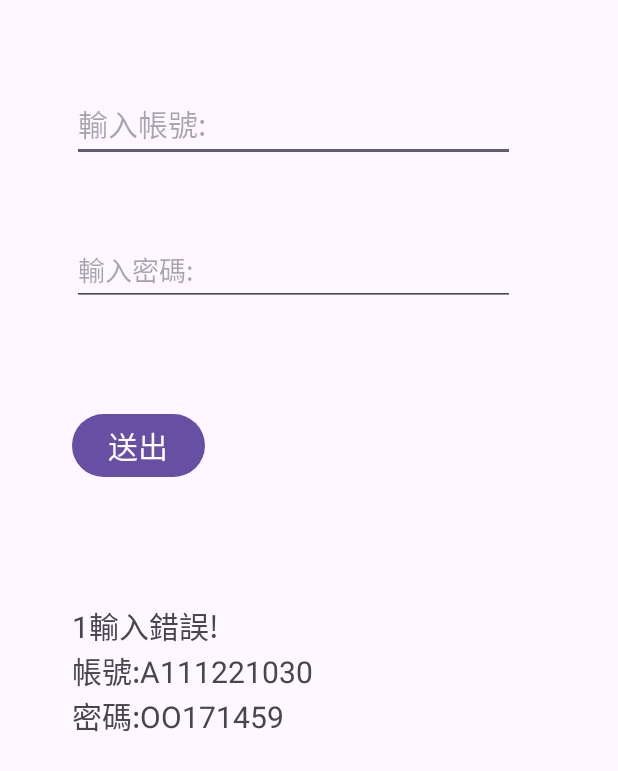
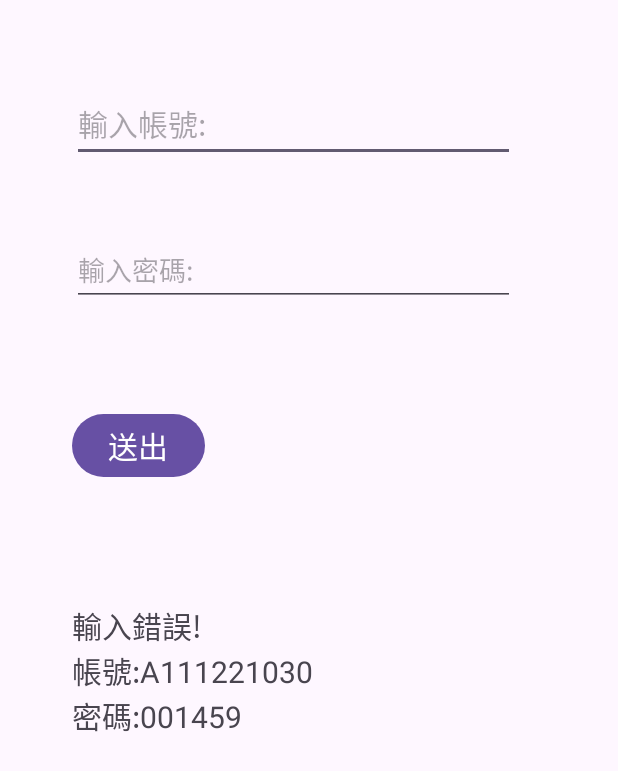
Before and after one commit to A111221030/112AndroidHW, an Android app: the screen it shows after launch (MainActivity), after a tap on "送出", on a phone screen of 412 x 824 dp. Shown: the top 771 px of the screen. Run offline under Robolectric (Android 15) with nearby library versions, the phone set to English and light mode, and no system bars.

Commit message:
2024-04-11

```diff
--- a/Test_1weekHW/app/src/main/java/com/example/test1/MainActivity.java
+++ b/Test_1weekHW/app/src/main/java/com/example/test1/MainActivity.java
@@ -27,7 +27,7 @@ public class MainActivity extends AppCompatActivity {
         }
         else
         {
-            txvShow.setText("1輸入錯誤!\n帳號:A111221030\n密碼:OO171459" );
+            txvShow.setText("輸入錯誤!\n帳號:A111221030\n密碼:001459" );
         }
 
     }
```
